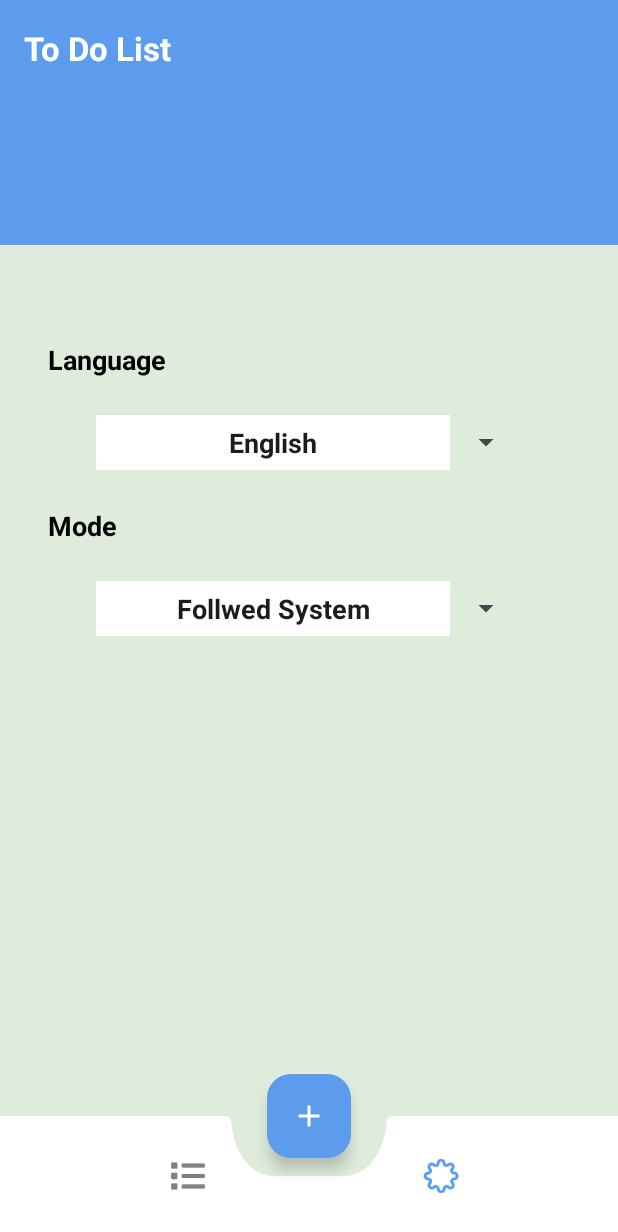
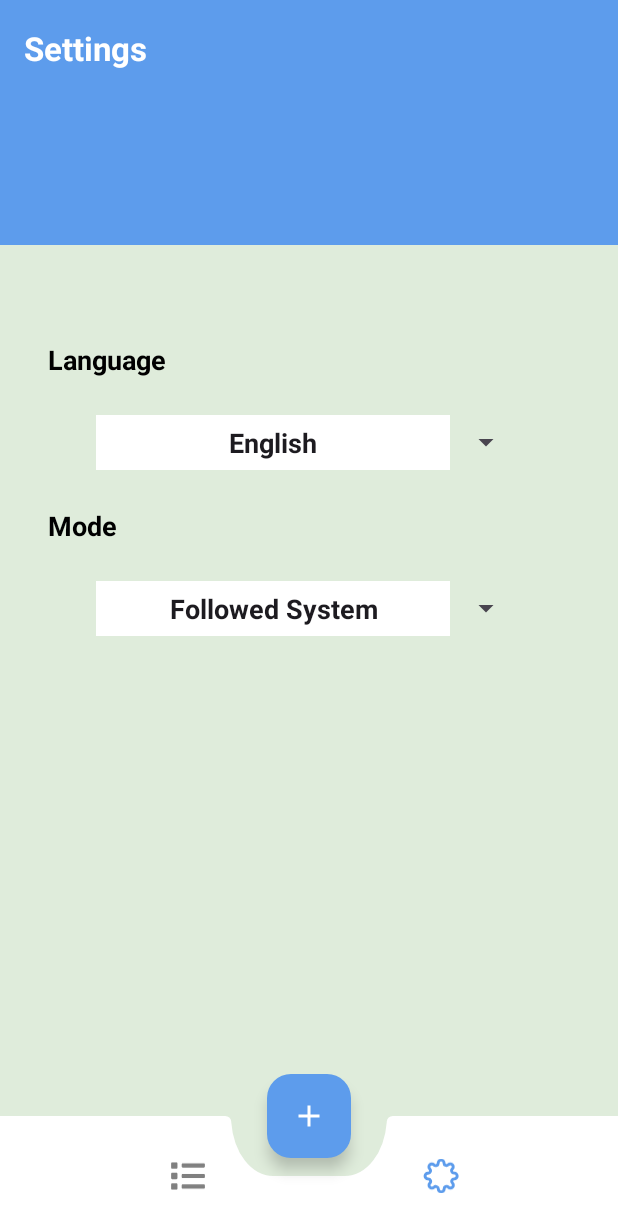
Before and after one commit to ABoHiMA/ToDo, an Android app: the screen it shows after launch (HomeActivity), item 2 of the bottom bar chosen, on a phone screen of 412 x 824 dp. Shown: the top 1232 px of the screen. Run offline under Robolectric (Android 15) with nearby library versions, the phone set to English and light mode, and no system bars; our stand-ins replace Room's generated code; 1 statement that could not run was skipped.

Commit message:
Fix some bugs

```diff
--- a/app/src/main/java/com/ae/todo/activities/home/HomeActivity.kt
+++ b/app/src/main/java/com/ae/todo/activities/home/HomeActivity.kt
@@ -39,16 +39,19 @@ class HomeActivity : AppCompatActivity() {
             when (menu.itemId) {
                 R.id.item_tasks -> {
                     fragment = TaskFragment()
+                    bindingView.appbarTitle.setText(R.string.todo)
                     isTask = true
                 }
 
                 R.id.item_settings -> {
                     fragment = SettingsFragment()
+                    bindingView.appbarTitle.setText(R.string.settings)
                     isTask = false
                 }
 
                 else -> {
                     fragment = TaskFragment()
+                    bindingView.appbarTitle.setText(R.string.todo)
                     isTask = true
                 }
             }
--- a/app/src/main/java/com/ae/todo/activities/home/tabs/settings/SettingsFragment.kt
+++ b/app/src/main/java/com/ae/todo/activities/home/tabs/settings/SettingsFragment.kt
@@ -53,7 +53,6 @@ class SettingsFragment : Fragment(), AdapterView.OnItemSelectedListener {
                 adapter.setDropDownViewResource(android.R.layout.simple_spinner_dropdown_item)
                 viewBinding.spinnerMode.adapter = adapter
             }
-
 
         savedLanguage = sharedPreferences?.getInt(SAVED_LANG_POS, 0)
         savedMode = sharedPreferences?.getInt(SAVED_MODE_POS, 0)
--- a/app/src/main/java/com/ae/todo/activities/home/tabs/tasks/TaskFragment.kt
+++ b/app/src/main/java/com/ae/todo/activities/home/tabs/tasks/TaskFragment.kt
@@ -39,6 +39,11 @@ class TaskFragment : Fragment() {
         initRecycler()
         initCalendar()
         initButtonAll()
+        getTasks()
+    }
+
+    override fun onResume() {
+        super.onResume()
         getTasks()
     }
 
--- a/app/src/main/res/values/strings.xml
+++ b/app/src/main/res/values/strings.xml
@@ -26,7 +26,7 @@
         <item>Arabic</item>
     </string-array>
     <string-array name="modes">
-        <item>Follwed System</item>
+        <item>Followed System</item>
         <item>Light Mode</item>
         <item>Dark Mode</item>
     </string-array>
```
Also changed, not shown: 3 other files.
